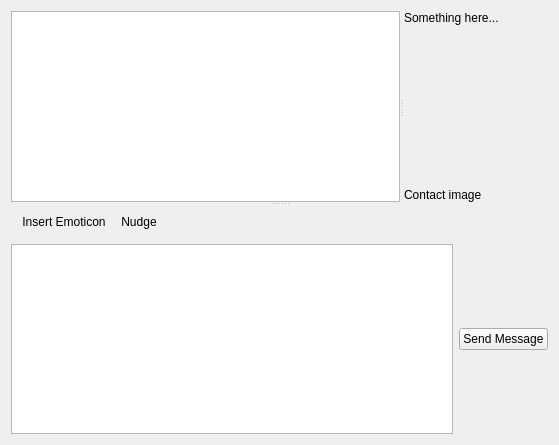
drf/amsn2, file amsn2/gui/front_ends/qt4/chatWindow.ui: the form before one commit.
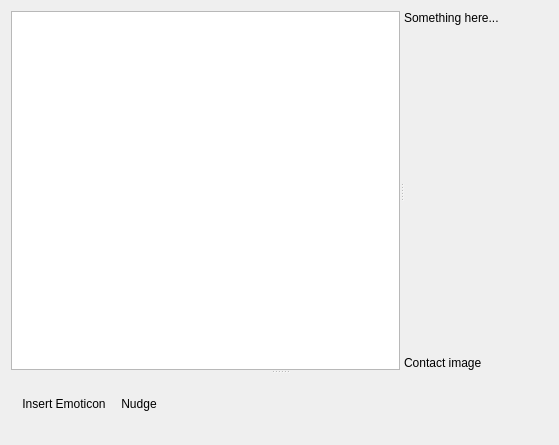
The form after the commit.

Commit message: Removing useless buttons in the Qt4 GUI and implemented enter shortcut

Diff of the .ui file:
```diff
--- a/amsn2/gui/front_ends/qt4/chatWindow.ui
+++ b/amsn2/gui/front_ends/qt4/chatWindow.ui
@@ -103,36 +103,6 @@
          <addaction name="actionNudge" />
         </widget>
        </item>
-       <item>
-        <layout class="QHBoxLayout" name="horizontalLayout" >
-         <item>
-          <widget class="QTextEdit" name="inputWidget" >
-           <property name="enabled" >
-            <bool>true</bool>
-           </property>
-           <property name="minimumSize" >
-            <size>
-             <width>0</width>
-             <height>0</height>
-            </size>
-           </property>
-           <property name="baseSize" >
-            <size>
-             <width>0</width>
-             <height>40</height>
-            </size>
-           </property>
-          </widget>
-         </item>
-         <item>
-          <widget class="QPushButton" name="sendButton" >
-           <property name="text" >
-            <string>Send Message</string>
-           </property>
-          </widget>
-         </item>
-        </layout>
-       </item>
       </layout>
      </widget>
     </widget>
```
Left out of the diff: 2 changed lines with no effect on the pictures. The commit also changes 2 other files.
